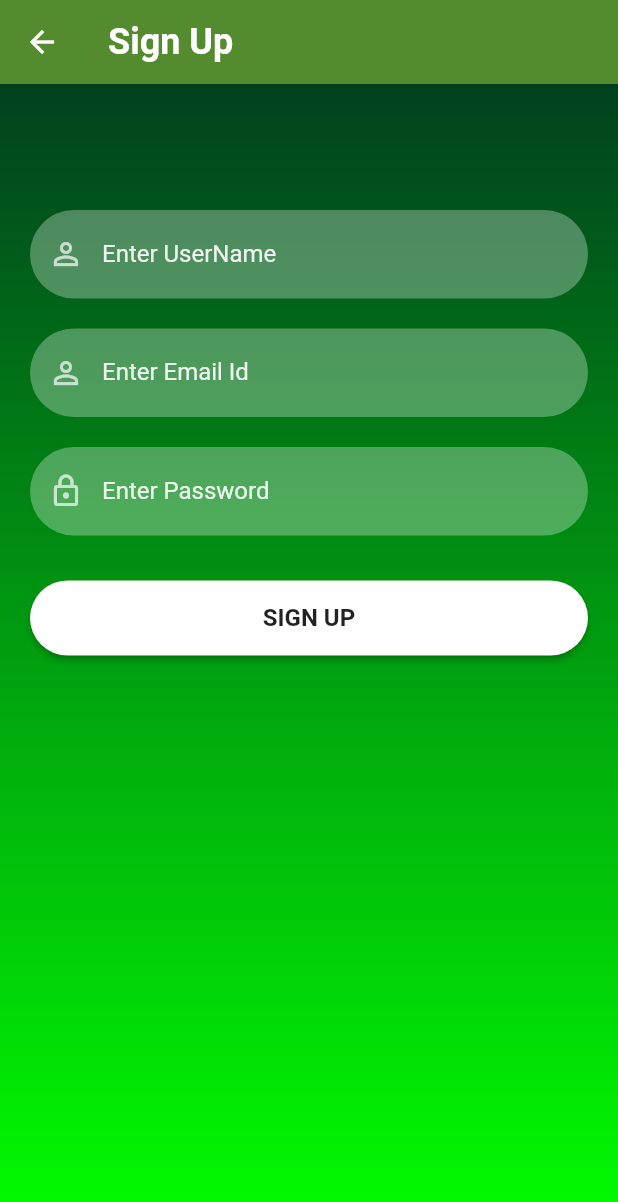
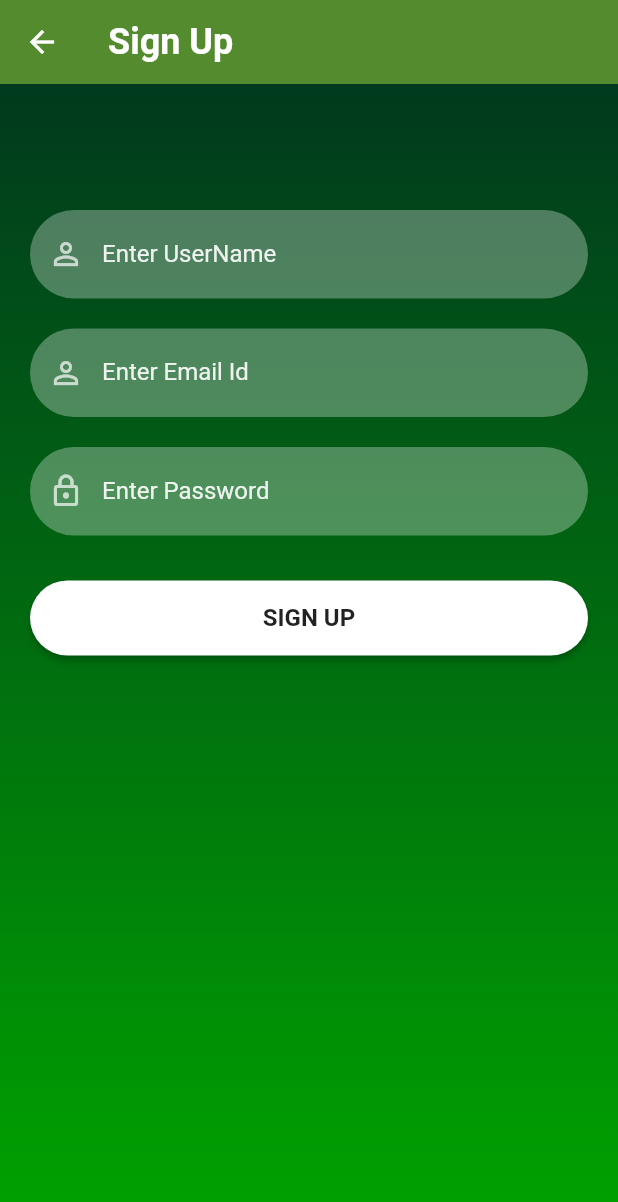
Before and after one commit to vishnup2002/Rewind, a Flutter app: the SignUpScreen screen opened directly, on a phone screen of 412 x 824 dp. Shown: the top 1202 px of the screen. Run offline on Flutter 3.47's test engine with Material 2 defaults, Android fonts, the phone set to English and light mode, and no system bars; our stand-ins replace cloud_firestore, firebase_auth, firebase_core, firebase_storage, image_picker, random_string; accounts and stored records are empty.

Commit message:
changes in Signup screen and community screen

```diff
--- a/lib/screens/signup_Screen.dart
+++ b/lib/screens/signup_Screen.dart
@@ -38,7 +38,7 @@ class _SignUpScreenState extends State<SignUpScreen> {
           decoration: BoxDecoration(
               gradient: LinearGradient(colors: [
             hexStringToColor("013220"),
-            hexStringToColor("00FF00"),
+            hexStringToColor("00A300"),
           ], begin: Alignment.topCenter, end: Alignment.bottomCenter)),
           child: SingleChildScrollView(
               child: Padding(
```
Also changed, not shown: lib/screens/community_screen.dart (+4 -3 lines).
